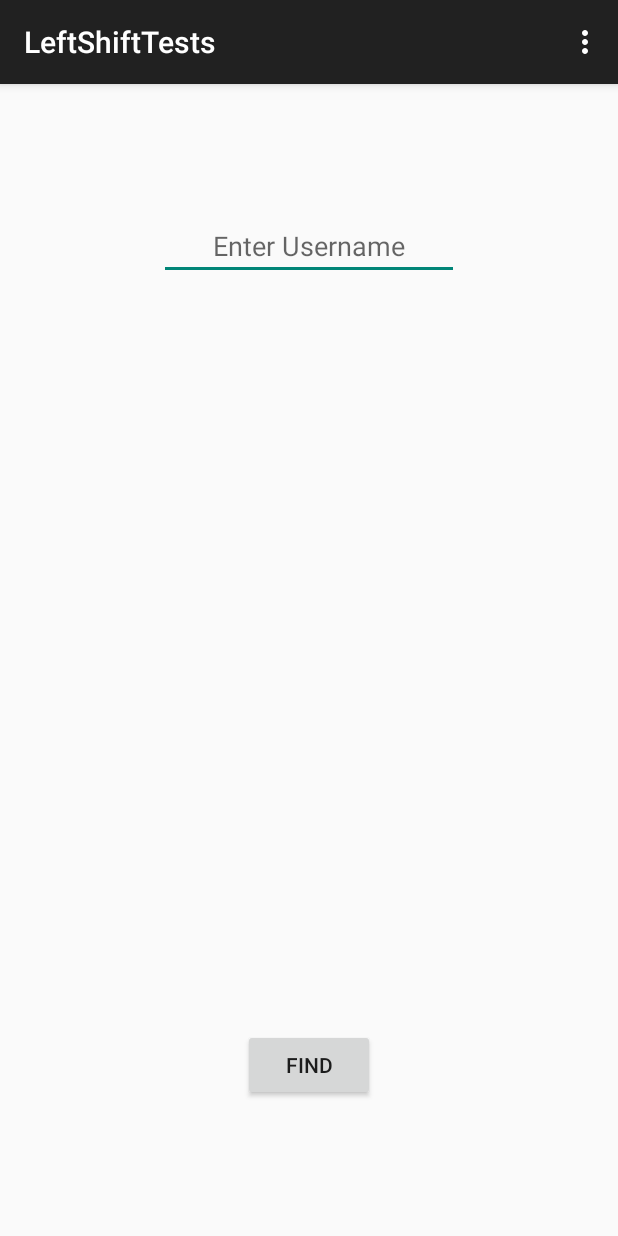
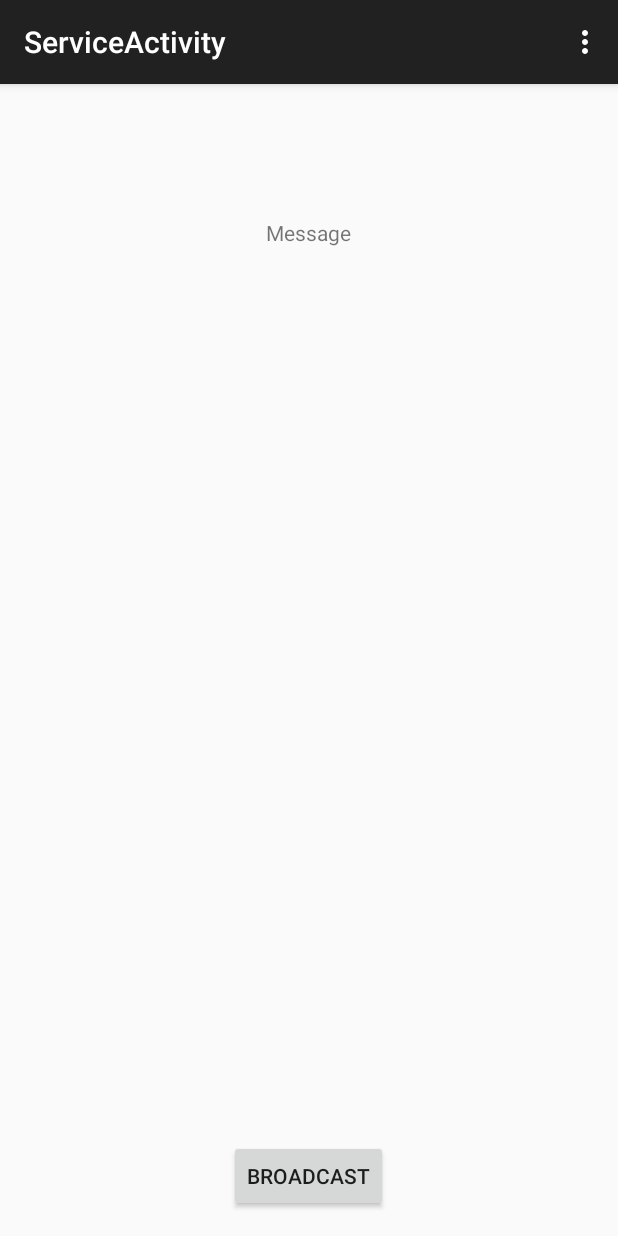
Before and after one commit to akkishinde/LeftShiftTests, an Android app: the screen it shows after launch (MainActivity before the commit, ServiceActivity after it), on a phone screen of 412 x 824 dp. Run offline under Robolectric (Android 15) with nearby library versions, the phone set to English and light mode, and no system bars.

Commit message:
Service and Broadcast classes added

```diff
--- /dev/null
+++ b/app/src/main/java/com/akshay/leftshifttests/ServiceActivity.java
@@ -0,0 +1,72 @@
+package com.akshay.leftshifttests;
+
+import android.content.BroadcastReceiver;
+import android.content.Context;
+import android.content.Intent;
+import android.content.IntentFilter;
+import android.support.v7.app.AppCompatActivity;
+import android.os.Bundle;
+import android.view.Menu;
+import android.view.MenuItem;
+import android.view.View;
+import android.widget.Button;
+import android.widget.TextView;
+
+public class ServiceActivity extends AppCompatActivity {
+
+        public static String MY_ACTION = "com.akshay.leftshifttests.integer";
+        private MyCustomBroadcast myCustomReciver;
+        private Button btnBroadcast;
+    private TextView tvRecieve;
+
+        @Override
+        protected void onCreate(Bundle savedInstanceState) {
+            super.onCreate(savedInstanceState);
+            setContentView(R.layout.activity_service);
+            btnBroadcast = (Button) findViewById(R.id.btnBroadcast);
+            tvRecieve=(TextView)findViewById(R.id.tvRecieve);
+            /*btnBroadcast.setOnClickListener(new View.OnClickListener() {
+                @Override
+                public void onClick(View v) {
+                    sendBroadcast(new Intent(MY_ACTION));
+                }
+            });
+            myCustomReciver = new MyCustomBroadcast();
+            registerReceiver(myCustomReciver, new IntentFilter(MY_ACTION));*/
+            BroadcastReceiver broadcastReceiver=new BroadcastReceiver() {
+                @Override
+                public void onReceive(Context context, Intent intent) {
+               // tvRecieve.setText();
+                }
+            };
+
+        }
+
+        @Override
+        protected void onDestroy() {
+            super.onDestroy();
+            unregisterReceiver(myCustomReciver);
+        }
+
+        @Override
+        public boolean onCreateOptionsMenu(Menu menu) {
+            // Inflate the menu; this adds items to the action bar if it is present.
+            getMenuInflater().inflate(R.menu.menu_main, menu);
+            return true;
+        }
+
+        @Override
+        public boolean onOptionsItemSelected(MenuItem item) {
+            // Handle action bar item clicks here. The action bar will
+            // automatically handle clicks on the Home/Up button, so long
+            // as you specify a parent activity in AndroidManifest.xml.
+            int id = item.getItemId();
+
+            //noinspection SimplifiableIfStatement
+            if (id == R.id.action_settings) {
+                return true;
+            }
+
+            return super.onOptionsItemSelected(item);
+        }
+    }
--- /dev/null
+++ b/app/src/main/res/layout/activity_service.xml
@@ -0,0 +1,26 @@
+<RelativeLayout xmlns:android="http://schemas.android.com/apk/res/android"
+    xmlns:tools="http://schemas.android.com/tools" android:layout_width="match_parent"
+    android:layout_height="match_parent" android:paddingLeft="@dimen/activity_horizontal_margin"
+    android:paddingRight="@dimen/activity_horizontal_margin"
+    android:paddingTop="@dimen/activity_vertical_margin"
+    android:paddingBottom="@dimen/activity_vertical_margin"
+    tools:context="com.akshay.leftshifttests.ServiceActivity">
+
+
+    <Button
+        android:layout_width="wrap_content"
+        android:layout_height="wrap_content"
+        android:text="BroadCast"
+        android:id="@+id/btnBroadcast"
+        android:layout_alignParentBottom="true"
+        android:layout_centerHorizontal="true" />
+
+    <TextView
+        android:layout_width="wrap_content"
+        android:layout_height="wrap_content"
+        android:text="Message"
+        android:id="@+id/tvRecieve"
+        android:layout_alignParentTop="true"
+        android:layout_centerHorizontal="true"
+        android:layout_marginTop="73dp" />
+</RelativeLayout>
--- a/app/src/main/res/values/strings.xml
+++ b/app/src/main/res/values/strings.xml
@@ -3,4 +3,5 @@
 
     <string name="hello_world">Hello world!</string>
     <string name="action_settings">Settings</string>
+    <string name="title_activity_service">ServiceActivity</string>
 </resources>
```
Also changed, not shown: app/src/main/AndroidManifest.xml (+15 -2 lines), app/src/main/java/com/akshay/leftshifttests/MyCustomBroadcast.java (added, +29 -0 lines), app/src/main/java/com/akshay/leftshifttests/MyService.java (added, +87 -0 lines), app/src/main/res/menu/menu_.xml (added, +7 -0 lines), app/src/main/res/drawable/leftshift.png (added).
